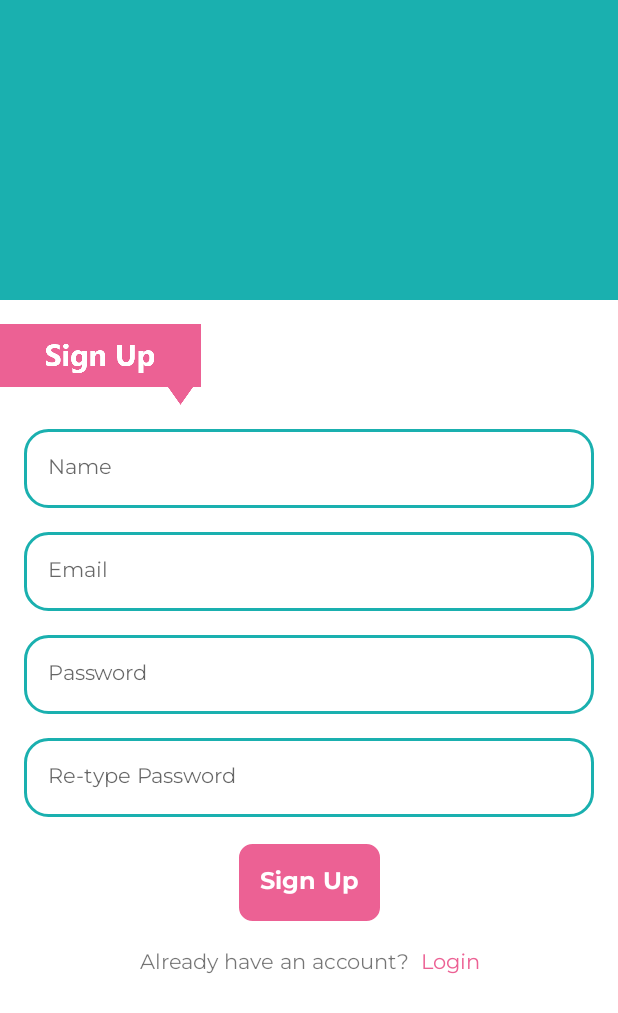
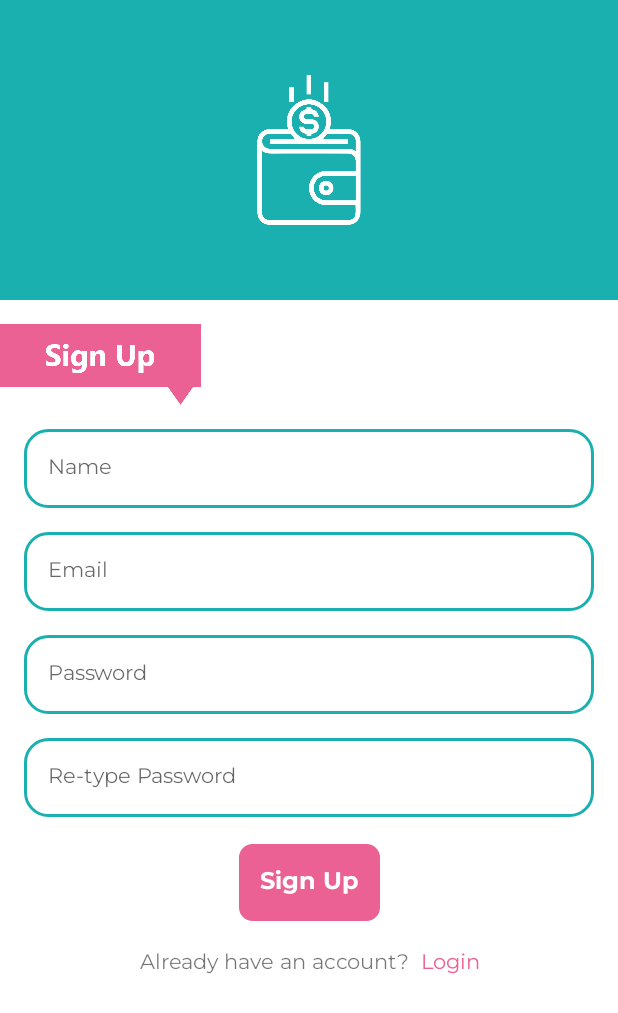
Before and after one commit to Khalid-Syfullah/MoneyTracker, an Android app: the SignUpActivity screen opened directly, with no data from a screen before it, on a phone screen of 412 x 824 dp. Shown: the top 1013 px of the screen. Run offline under Robolectric (Android 15) with nearby library versions, the phone set to English and light mode, and no system bars.

Commit message:
logo added and home wallet retrofit calls fixed

```diff
--- a/app/src/main/AndroidManifest.xml
+++ b/app/src/main/AndroidManifest.xml
@@ -5,7 +5,7 @@
     <uses-permission android:name="android.permission.INTERNET"/>
     <application
         android:allowBackup="true"
-        android:icon="@mipmap/ic_launcher"
+        android:icon="@drawable/app_logo"
         android:label="@string/app_name"
         android:roundIcon="@mipmap/ic_launcher_round"
         android:usesCleartextTraffic="true"
--- a/app/src/main/res/layout/activity_sign_up.xml
+++ b/app/src/main/res/layout/activity_sign_up.xml
@@ -8,6 +8,17 @@
     <androidx.constraintlayout.widget.ConstraintLayout
         android:layout_width="match_parent"
         android:layout_height="wrap_content">
+        <ImageView
+            android:id="@+id/login_top_image"
+            android:layout_width="100dp"
+            android:layout_height="100dp"
+            android:src="@drawable/app_icon"
+            android:elevation="20dp"
+
+            app:layout_constraintBottom_toBottomOf="@+id/login_topEmptyView"
+            app:layout_constraintEnd_toEndOf="@+id/login_topEmptyView"
+            app:layout_constraintStart_toStartOf="@+id/login_topEmptyView"
+            app:layout_constraintTop_toTopOf="parent" />
 
     <View
         android:id="@+id/login_topEmptyView"
```
Also changed, not shown: app/src/main/java/com/tars/moneytracker/ui/home/HomeFragment.java (+16 -6 lines), app/src/main/res/layout/activity_login.xml (+12 -0 lines), app/src/main/res/drawable-hdpi/app_icon.png (added), app/src/main/res/drawable-hdpi/app_logo.png (added), app/src/main/res/drawable-ldpi/app_icon.png (added), app/src/main/res/drawable-ldpi/app_logo.png (added), app/src/main/res/drawable-mdpi/app_icon.png (added), app/src/main/res/drawable-mdpi/app_logo.png (added), app/src/main/res/drawable-xhdpi/app_icon.png (added), app/src/main/res/drawable-xhdpi/app_logo.png (added), app/src/main/res/drawable-xxhdpi/app_icon.png (added), app/src/main/res/drawable-xxhdpi/app_logo.png (added), app/src/main/res/drawable-xxxhdpi/app_icon.png (added), app/src/main/res/drawable-xxxhdpi/app_logo.png (added).
